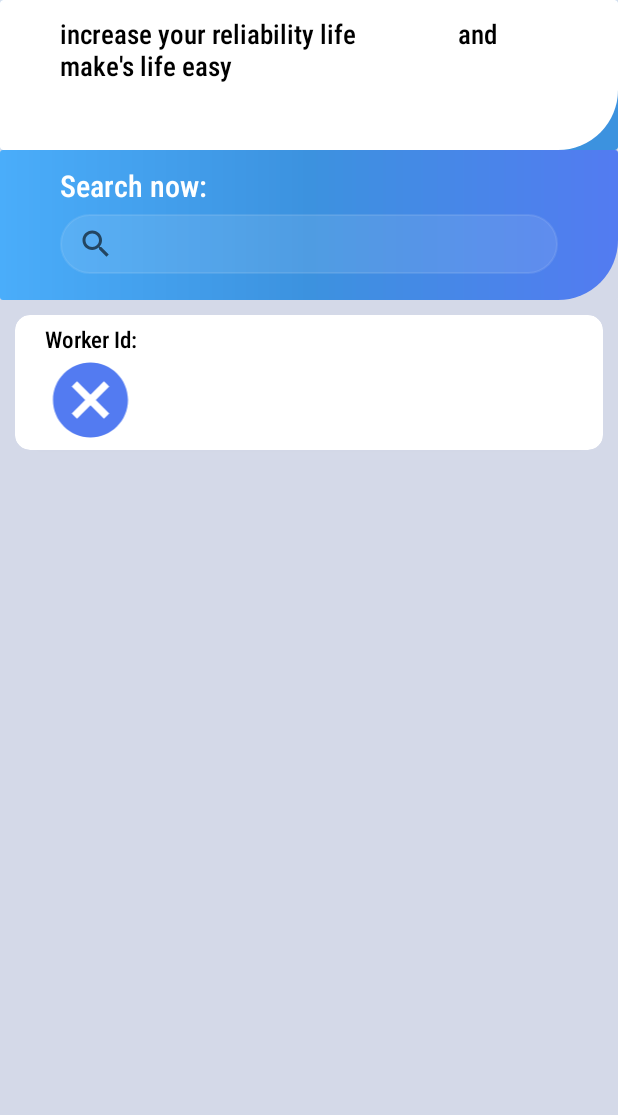
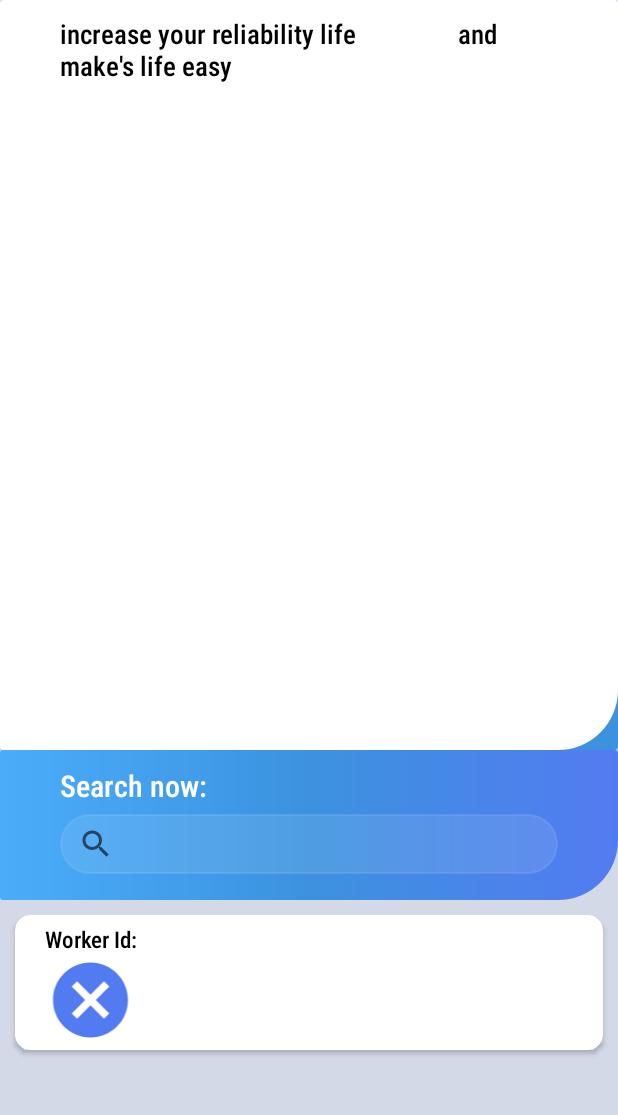
Before and after one commit to saurabh9322/Murtijapur-s-Work-Force, an Android app: the MainActivity screen opened directly, with no data from a screen before it, on a phone screen of 412 x 824 dp, the part 84-1199 px from its top. Run offline under Robolectric (Android 15) with nearby library versions, the phone set to English and light mode, and no system bars.

Commit message:
Mayur change

```diff
--- a/app/src/main/res/layout/activity_main.xml
+++ b/app/src/main/res/layout/activity_main.xml
@@ -9,7 +9,7 @@
     android:background="#D4D9E8">
 <androidx.cardview.widget.CardView
     android:layout_width="match_parent"
-    android:layout_height="100dp"
+    android:layout_height="500dp"
     android:id="@+id/cd_hp_st"
     android:backgroundTint="@color/gradient2">
     <LinearLayout
```
